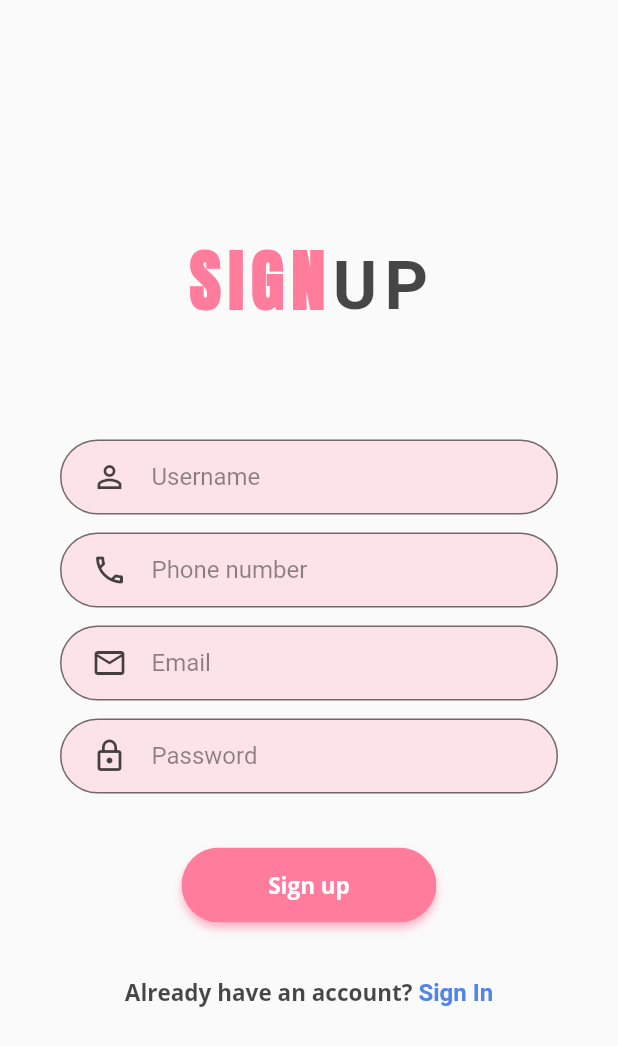
After one commit to DSparda/dsdemy, a Flutter app: the RegisterView screen opened by its route, on a phone screen of 412 x 824 dp. The commit adds this screen. Shown: the top 1046 px of the screen. Run offline on Flutter 3.47's test engine with Material 2 defaults, Android fonts, the phone set to English and light mode, and no system bars; our stand-ins replace auto_route, flutter_svg, get_it, google_fonts, injectable, stacked and 1 more.

Commit message:
Refactor and done navigation between sign up and sign  in

```diff
--- a/lib/src/app/router/router.dart
+++ b/lib/src/app/router/router.dart
@@ -1,9 +1,10 @@
 import 'package:auto_route/auto_route_annotations.dart';
 import 'package:udemy1/src/ui/views/log_in/log_in_view.dart';
-import 'package:udemy1/src/ui/views/log_out/log_out_view.dart';
+
+import 'package:udemy1/src/ui/views/register/register_view.dart';
 
 @MaterialAutoRouter(routes: [
   MaterialRoute(page: LogInView, initial: true),
-  MaterialRoute(page: LogOutView)
+  MaterialRoute(page: RegisterView)
 ])
 class $Router {}
--- a/lib/src/app/utils/constants.dart
+++ b/lib/src/app/utils/constants.dart
@@ -12,4 +12,5 @@ class Constants {
   static const black = Colors.black;
   static const black72 = Color(0xB8000000);
   static const black54 = Colors.black54;
+  static const black45 = Colors.black45;
 }
--- a/lib/src/ui/views/log_in/log_in_view.dart
+++ b/lib/src/ui/views/log_in/log_in_view.dart
@@ -2,10 +2,10 @@ import 'package:flutter/gestures.dart';
 import 'package:flutter/material.dart';
 import 'package:flutter_svg/flutter_svg.dart';
 import 'package:stacked/stacked.dart';
-import 'package:udemy1/src/ui/views/widgets/dumb_widgets/custom_text_field.dart';
-import 'package:udemy1/src/ui/views/widgets/dumb_widgets/rounded_button.dart';
-import 'package:udemy1/src/ui/views/widgets/dumb_widgets/tapable_text.dart';
-import 'package:udemy1/src/ui/views/widgets/dumb_widgets/title_text.dart';
+import 'package:udemy1/src/ui/widgets/dumb/custom_text_field.dart';
+import 'package:udemy1/src/ui/widgets/dumb/rounded_button.dart';
+import 'package:udemy1/src/ui/widgets/dumb/tapable_text.dart';
+import 'package:udemy1/src/ui/widgets/dumb/title_text.dart';
 import './log_in_view_model.dart';
 
 class LogInView extends StatelessWidget {
@@ -20,7 +20,7 @@ class LogInView extends StatelessWidget {
       ) {
         var size = MediaQuery.of(context).size;
         final recognizer = TapGestureRecognizer()
-          ..onTap = () => model..navToLogOut();
+          ..onTap = () => model..navToRegister();
         return Scaffold(
           body: Container(
             height: size.height,
@@ -65,7 +65,7 @@ class LogInView extends StatelessWidget {
                     ),
                     RoundedButton(
                       text: model.buttonText,
-                      press: model.navToLogOut,
+                      press: model.navToRegister,
                       margin: 24.0,
                     ),
                     TapableText(
--- a/lib/src/ui/views/log_in/log_in_view_model.dart
+++ b/lib/src/ui/views/log_in/log_in_view_model.dart
@@ -22,14 +22,14 @@ class LogInViewModel extends BaseViewModel {
   String _password = 'Password';
   get password => _password;
 
+  IconData _passwordIcon = Icons.lock_outline;
+  get passwordIcon => _passwordIcon;
+
   String _forget1 = 'Forget password? Click';
   get forget1 => _forget1;
 
   String _forget2 = ' here';
   get forget2 => _forget2;
-
-  IconData _passwordIcon = Icons.lock_outline;
-  get passwordIcon => _passwordIcon;
 
   String _buttonText = 'Sign in';
   get buttonText => _buttonText;
@@ -40,8 +40,7 @@ class LogInViewModel extends BaseViewModel {
   String _signUp2 = ' Sign Up';
   get signUp2 => _signUp2;
 
-  Future navToLogOut() async {
-    print('tapped');
-    await _navigationService.navigateTo(Routes.logOutView);
+  Future navToRegister() async {
+    await _navigationService.navigateTo(Routes.registerView);
   }
 }
--- a/lib/src/ui/views/log_out/log_out_view.dart
+++ /dev/null
@@ -1,29 +0,0 @@
-import 'package:flutter/material.dart';
-import 'package:stacked/stacked.dart';
-
-import './log_out_view_model.dart';
-
-class LogOutView extends StatelessWidget {
-  @override
-  Widget build(BuildContext context) {
-    return ViewModelBuilder<LogOutViewModel>.nonReactive(
-      viewModelBuilder: () => LogOutViewModel(),
-      builder: (
-        BuildContext context,
-        LogOutViewModel model,
-        Widget child,
-      ) {
-        var size = MediaQuery.of(context).size;
-        return Scaffold(
-          body: Container(
-            height: size.height,
-            width: size.width,
-            child: Text(
-              'hello',
-            ),
-          ),
-        );
-      },
-    );
-  }
-}
--- a/lib/src/ui/views/log_out/log_out_view_model.dart
+++ /dev/null
@@ -1,3 +0,0 @@
-import 'package:stacked/stacked.dart';
-
-class LogOutViewModel extends BaseViewModel {}
--- /dev/null
+++ b/lib/src/ui/views/register/register_view.dart
@@ -0,0 +1,74 @@
+import 'package:flutter/gestures.dart';
+import 'package:flutter/material.dart';
+import 'package:stacked/stacked.dart';
+import 'package:udemy1/src/ui/widgets/dumb/custom_text_field.dart';
+import 'package:udemy1/src/ui/widgets/dumb/rounded_button.dart';
+import 'package:udemy1/src/ui/widgets/dumb/title_text.dart';
+import 'package:udemy1/src/ui/widgets/dumb/tapable_text.dart';
+
+import 'register_view_model.dart';
+
+class RegisterView extends StatelessWidget {
+  @override
+  Widget build(BuildContext context) {
+    return ViewModelBuilder<RegisterViewModel>.nonReactive(
+      viewModelBuilder: () => RegisterViewModel(),
+      builder: (
+        BuildContext context,
+        RegisterViewModel model,
+        Widget child,
+      ) {
+        var size = MediaQuery.of(context).size;
+        final recognizer = TapGestureRecognizer()
+          ..onTap = () => model..navToLogin();
+        return Scaffold(
+          body: Container(
+              height: size.height,
+              width: size.width,
+              child: Center(
+                child: SingleChildScrollView(
+                  child: Column(
+                    mainAxisAlignment: MainAxisAlignment.center,
+                    children: [
+                      TitleText(
+                        t1: model.title1,
+                        t2: model.title2,
+                        margin: 72,
+                      ),
+                      CustomTextField(
+                        hint: model.username,
+                        icon: model.userIcon,
+                      ),
+                      CustomTextField(
+                        hint: model.phone,
+                        icon: model.phoneIcon,
+                      ),
+                      CustomTextField(
+                        hint: model.email,
+                        icon: model.emailIcon,
+                      ),
+                      CustomTextField(
+                        hint: model.password,
+                        icon: model.passwordIcon,
+                        margin: 36.0,
+                      ),
+                      RoundedButton(
+                        text: model.buttonText,
+                        press: () {},
+                        margin: 36.0,
+                      ),
+                      TapableText(
+                        t1: model.signIn1,
+                        t2: model.signIn2,
+                        fontSize: 15,
+                        recognizer: recognizer,
+                      ),
+                    ],
+                  ),
+                ),
+              )),
+        );
+      },
+    );
+  }
+}
--- /dev/null
+++ b/lib/src/ui/views/register/register_view_model.dart
@@ -0,0 +1,57 @@
+import 'package:flutter/material.dart';
+import 'package:stacked/stacked.dart';
+import 'package:stacked_services/stacked_services.dart';
+import 'package:udemy1/src/app/locator/locator.dart';
+import 'package:udemy1/src/app/router/router.gr.dart';
+
+class RegisterViewModel extends BaseViewModel {
+  final NavigationService _navigationService = locator<NavigationService>();
+  String _title1 = 'SIGN';
+  get title1 => _title1;
+
+  String _title2 = 'UP';
+  get title2 => _title2;
+
+  String _username = 'Username';
+  get username => _username;
+
+  IconData _userIcon = Icons.person_outline;
+  get userIcon => _userIcon;
+
+  String _gender = 'Gender';
+  get gender => _gender;
+
+  IconData _genderIcon = Icons.people_alt_outlined;
+  get genderIcon => _genderIcon;
+
+  String _phone = 'Phone number';
+  get phone => _phone;
+
+  IconData _phoneIcon = Icons.phone_outlined;
+  get phoneIcon => _phoneIcon;
+
+  String _email = 'Email';
+  get email => _email;
+
+  IconData _emailIcon = Icons.mail_outlined;
+  get emailIcon => _emailIcon;
+
+  String _password = 'Password';
+  get password => _password;
+
+  IconData _passwordIcon = Icons.lock_outline;
+  get passwordIcon => _passwordIcon;
+
+  String _buttonText = 'Sign up';
+  get buttonText => _buttonText;
+
+  String _signIn1 = 'Already have an account?';
+  get signIn1 => _signIn1;
+
+  String _signIn2 = ' Sign In';
+  get signIn2 => _signIn2;
+
+  Future navToLogin() async {
+    await _navigationService.navigateTo(Routes.logInView);
+  }
+}
--- a/lib/src/ui/views/widgets/dumb_widgets/custom_text_field.dart
+++ b/lib/src/ui/widgets/dumb/custom_text_field.dart
@@ -1,4 +1,5 @@
 import 'package:flutter/material.dart';
+import 'package:google_fonts/google_fonts.dart';
 import 'package:udemy1/src/app/utils/constants.dart';
 
 const _height = 50.0;
@@ -38,6 +39,9 @@ class CustomTextField extends StatelessWidget {
         obscureText: obsecure,
         decoration: InputDecoration(
             hintText: hint,
+            hintStyle: GoogleFonts.roboto(
+              color: Constants.black45,
+            ),
             icon: Icon(
               icon,
               color: Constants.black72,
```
Also changed, not shown: lib/src/app/router/router.gr.dart, lib/src/ui/widgets/dumb/rounded_button.dart (renamed from lib/src/ui/views/widgets/dumb_widgets/rounded_button.dart), lib/src/ui/widgets/dumb/tapable_text.dart (renamed from lib/src/ui/views/widgets/dumb_widgets/tapable_text.dart), lib/src/ui/widgets/dumb/title_text.dart (renamed from lib/src/ui/views/widgets/dumb_widgets/title_text.dart).
